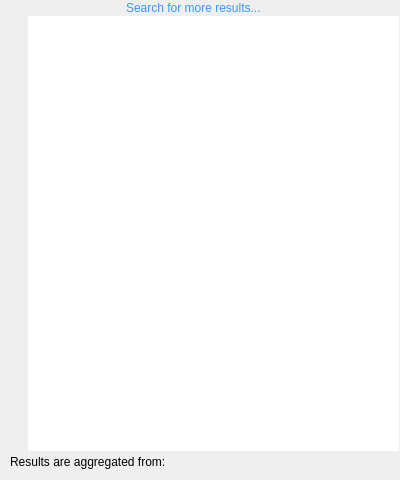
First picture: the form in src/TabPlaylists/searchdialog.ui, repository MBach/Miam-Player, before the edit.
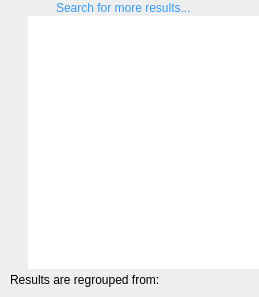
Second picture: the form after the edit. Icons and pictures are not drawn.

The edit to the form file:
```diff
--- a/src/TabPlaylists/searchdialog.ui
+++ b/src/TabPlaylists/searchdialog.ui
@@ -6,8 +6,8 @@
    <rect>
     <x>0</x>
     <y>0</y>
-    <width>400</width>
-    <height>480</height>
+    <width>259</width>
+    <height>297</height>
    </rect>
   </property>
   <property name="sizePolicy">
@@ -25,7 +25,7 @@
   <property name="windowTitle">
    <string notr="true">Form</string>
   </property>
-  <layout class="QVBoxLayout" name="verticalLayout_4" stretch="1,2,2,2,1">
+  <layout class="QVBoxLayout" name="verticalLayout_3">
    <property name="spacing">
     <number>0</number>
    </property>
@@ -36,10 +36,10 @@
     <number>0</number>
    </property>
    <property name="rightMargin">
-    <number>1</number>
+    <number>0</number>
    </property>
    <property name="bottomMargin">
-    <number>1</number>
+    <number>0</number>
    </property>
    <item>
     <layout class="QHBoxLayout" name="hl_searchMore">
@@ -144,16 +144,23 @@
       <enum>QLayout::SetNoConstraint</enum>
      </property>
      <item>
-      <layout class="QVBoxLayout" name="verticalLayout_2">
+      <widget class="QWidget" name="artistLayoutWidget" native="true">
+       <layout class="QVBoxLayout" name="verticalLayout_4">
        <property name="spacing">
         <number>0</number>
        </property>
        <property name="leftMargin">
         <number>4</number>
        </property>
+        <property name="topMargin">
+         <number>0</number>
+        </property>
        <property name="rightMargin">
         <number>4</number>
        </property>
+        <property name="bottomMargin">
+         <number>0</number>
+        </property>
        <item>
         <widget class="QLabel" name="iconArtists">
          <property name="maximumSize">
@@ -184,6 +191,7 @@
         </spacer>
        </item>
       </layout>
+      </widget>
      </item>
      <item>
       <widget class="QListView" name="_artists">
@@ -218,16 +226,23 @@
       <enum>QLayout::SetNoConstraint</enum>
      </property>
      <item>
-      <layout class="QVBoxLayout" name="verticalLayout_3">
+      <widget class="QWidget" name="albumLayoutWidget" native="true">
+       <layout class="QVBoxLayout" name="verticalLayout_2">
        <property name="spacing">
         <number>0</number>
        </property>
        <property name="leftMargin">
         <number>4</number>
        </property>
+        <property name="topMargin">
+         <number>0</number>
+        </property>
        <property name="rightMargin">
         <number>4</number>
        </property>
+        <property name="bottomMargin">
+         <number>0</number>
+        </property>
        <item>
         <widget class="QLabel" name="iconAlbums">
          <property name="maximumSize">
@@ -258,6 +273,7 @@
         </spacer>
        </item>
       </layout>
+      </widget>
      </item>
      <item>
       <widget class="QListView" name="_albums">
@@ -289,6 +305,13 @@
       <enum>QLayout::SetNoConstraint</enum>
      </property>
      <item>
+      <widget class="QWidget" name="trackLayoutWidget" native="true">
+       <property name="sizePolicy">
+        <sizepolicy hsizetype="Preferred" vsizetype="Expanding">
+         <horstretch>0</horstretch>
+         <verstretch>0</verstretch>
+        </sizepolicy>
+       </property>
       <layout class="QVBoxLayout" name="verticalLayout">
        <property name="spacing">
         <number>0</number>
@@ -296,9 +319,15 @@
        <property name="leftMargin">
         <number>4</number>
        </property>
+        <property name="topMargin">
+         <number>0</number>
+        </property>
        <property name="rightMargin">
         <number>4</number>
        </property>
+        <property name="bottomMargin">
+         <number>0</number>
+        </property>
        <item>
         <widget class="QLabel" name="iconTracks">
          <property name="maximumSize">
@@ -329,6 +358,7 @@
         </spacer>
        </item>
       </layout>
+      </widget>
      </item>
      <item>
       <widget class="QListView" name="_tracks">
@@ -381,7 +411,7 @@
       <item>
        <widget class="QLabel" name="labelAggregated">
         <property name="text">
-         <string>Results are aggregated from:</string>
+         <string>Results are regrouped from:</string>
         </property>
        </widget>
       </item>
```
Lines whose indentation alone changed are shown as unchanged.
